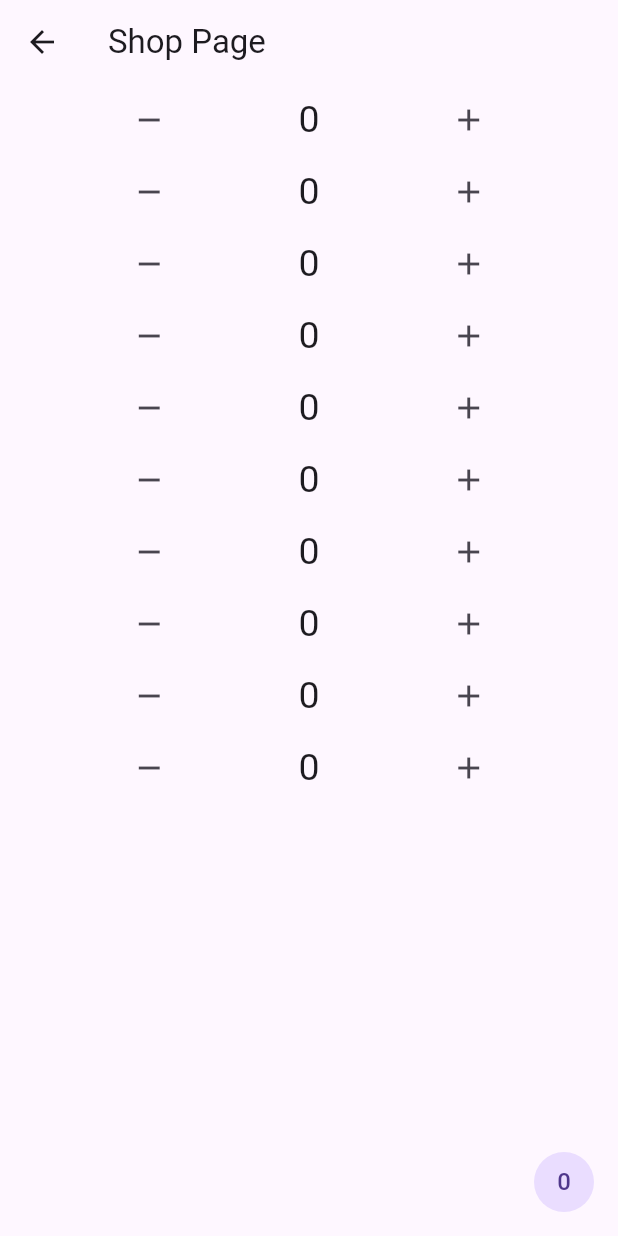
After one commit to hafid-js/Flutter-GetX, a Flutter app: the screen it shows after launch, after a tap on "Shop >>", on a phone screen of 412 x 824 dp. The commit adds this screen. Run offline on Flutter 3.47's test engine with Material 3 defaults, Android fonts, the phone set to English and light mode, and no system bars; our stand-ins replace get, shared_preferences.

Commit message:
GetX Get.create

```diff
--- /dev/null
+++ b/lib/controllers/shopC.dart
@@ -0,0 +1,6 @@
+import 'package:get/get.dart';
+
+class ShopC  extends GetxController{
+  var quantity = 0.obs;
+  var total = 0.obs;
+}
--- /dev/null
+++ b/lib/pages/home/home.dart
@@ -0,0 +1,24 @@
+
+
+import 'package:flutter/material.dart';
+import 'package:flutter_getx/pages/shop/shop.dart';
+import 'package:get/get.dart';
+
+class HomePage extends StatelessWidget {
+
+  @override
+  Widget build(BuildContext context) {
+    return Scaffold(
+      appBar: AppBar(title: Text("Home Page"),),
+      body: Center(
+        child: Column(
+        mainAxisAlignment: MainAxisAlignment.center,
+        children: [
+          Text("Home Page"),
+          OutlinedButton(onPressed: () => Get.to(() => ShopPage()), child: Text("Shop >>"),),
+        ],
+      ),
+      )
+    );
+  }
+}
--- /dev/null
+++ b/lib/pages/shop/shop.dart
@@ -0,0 +1,22 @@
+import 'package:flutter/material.dart';
+import 'package:flutter_getx/controllers/shopC.dart';
+import 'package:flutter_getx/pages/shop/widgets/shop_item.dart';
+import 'package:get/get.dart';
+
+class ShopPage extends StatelessWidget {
+  final shopC = Get.put(ShopC(), tag: 'total');
+  final quantityC = Get.create(()=> ShopC());
+  @override
+  Widget build(BuildContext context) {
+    return Scaffold(
+      appBar: AppBar(title: Text("Shop Page")),
+      body: Center(
+        child: ListView.builder(
+          itemCount: 10,
+          itemBuilder: (context, index) => ShopItem(),
+        ),
+      ),
+      floatingActionButton: CircleAvatar(child: Obx(() => Text("${shopC.total}")),),
+    );
+  }
+}
--- /dev/null
+++ b/lib/pages/shop/widgets/shop_item.dart
@@ -0,0 +1,35 @@
+import 'package:flutter/material.dart';
+import 'package:flutter_getx/controllers/shopC.dart';
+import 'package:get/get.dart';
+
+class ShopItem extends StatelessWidget {
+
+  final shopC = Get.find<ShopC>();
+
+  @override
+  Widget build(BuildContext context) {
+    return Row(
+      mainAxisAlignment: MainAxisAlignment.spaceEvenly,
+      children: [
+        IconButton(
+          onPressed: () {
+            shopC.quantity.value--;
+            Get.find<ShopC>(tag:'total').total.value--;
+          },
+          icon: Icon(Icons.remove),
+        ),
+        Obx(
+          () =>
+              Text("${shopC.quantity}", style: TextStyle(fontSize: 25)),
+        ),
+        IconButton(
+          onPressed: () {
+            shopC.quantity.value++;
+            Get.find<ShopC>(tag:'total').total.value++;
+          },
+          icon: Icon(Icons.add),
+        ),
+      ],
+    );
+  }
+}
```
Also changed, not shown: lib/main.dart (+1 -50 lines).
